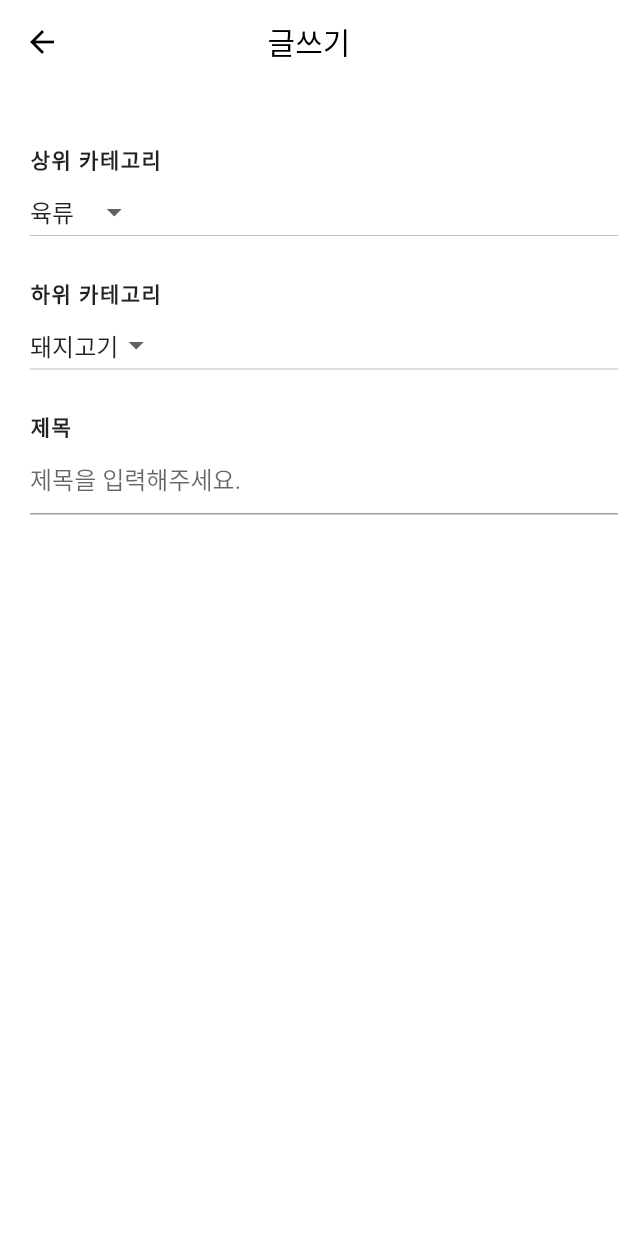
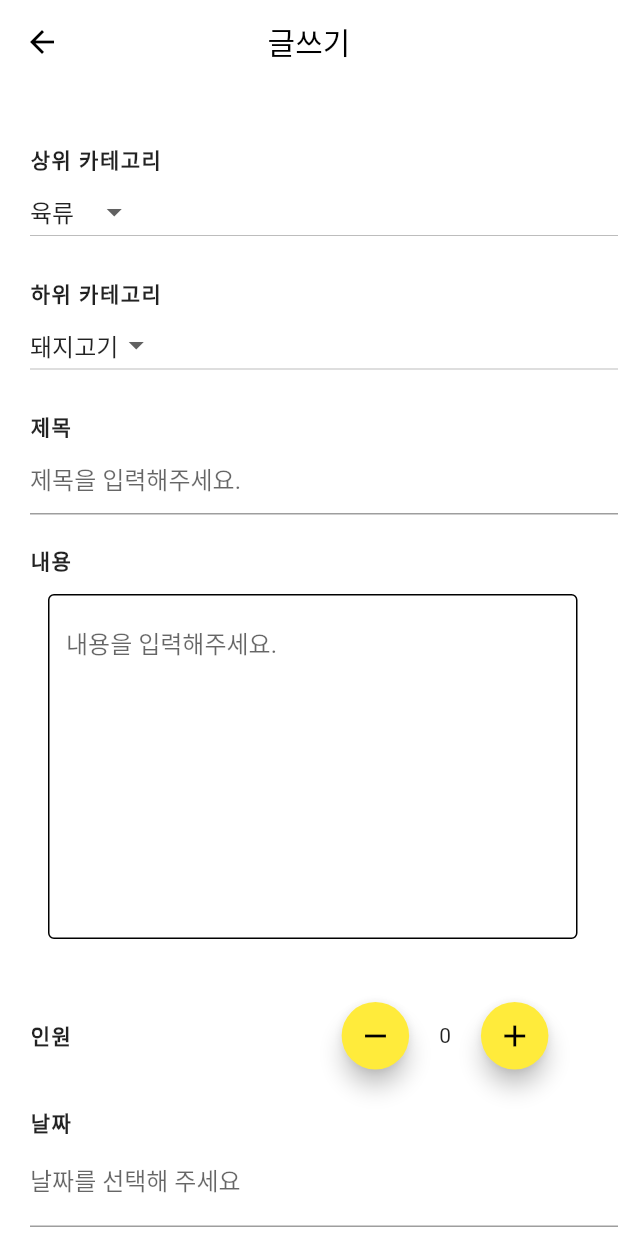
Before and after one commit to 2022EvenBetter/HomeAloneRecipe, a Flutter app: the GroupBuying screen opened directly, on a phone screen of 412 x 824 dp. Run offline on Flutter 3.47's test engine with Material 2 defaults, Android fonts, the phone set to English and light mode, and no system bars; our stand-ins replace cloud_firestore, firebase_auth, firebase_core, firebase_database; accounts and stored records are empty.

Commit message:
Feat: make GroupBuying form

```diff
--- a/lib/groupBuying.dart
+++ b/lib/groupBuying.dart
@@ -3,6 +3,12 @@ import 'package:flutter/material.dart';
 import 'package:home_alone_recipe/widget/bottomBar.dart';
 import 'package:firebase_database/firebase_database.dart';
 import 'package:home_alone_recipe/models/post.dart';
+import 'package:intl/intl.dart';
+
+//TODO: 1. 상위 카테고리 DB에서 불러와서 보여주기
+//TODO: 2. 상위 카테고리에 따른 하위 카테고리 고를 수 있도록 하기
+//TODO: 3. 사용자가 입력한 form을 DB에 보내기
+//TODO: 4. TextField 위젯에서 Controller의 역할 체크
 
 class GroupBuying extends StatefulWidget {
   const GroupBuying({Key? key}) : super(key: key);
@@ -14,12 +20,53 @@ class GroupBuying extends StatefulWidget {
 class _GroupBuyingState extends State<GroupBuying> {
   FirebaseFirestore fireStore = FirebaseFirestore.instance;
 
-  final List<String> upperCategoryList = ['육류', '야채류', '소스류', '유제품'];
+  final List<String> upperCategoryList = ['육류', '야채류', '곡류', '소스류', '유제품'];
   String selectedUpper = '육류';
-  final List<String> lowerCategoryList = ['돼지고기', '닭고기', '우유', '양상추', '굴소스'];
+  final List<String> lowerCategoryList = [
+    '돼지고기',
+    '닭고기',
+    '쌀',
+    '우유',
+    '양상추',
+    '굴소스'
+  ];
   String selectedLower = '돼지고기';
   String? inputTitle = '';
-  //static Post post; //사용자가 입력한 정보를 담을 객체
+  int _participantsCounter = 0;
+  String? yearMonthDay; // 사용자가 입력한 날짜를 저장하기 위한 변수
+  String? meetingTime; // 사용자가 입력한 시각을 저장하기 위한 변수
+  TextEditingController ymdController =
+      TextEditingController(); // 날짜 입력을 위한 Controller
+  TextEditingController timeController =
+      TextEditingController(); // 시간 입력을 위한 Controller
+
+  // showDatePicker 위젯을 실행하는 함수
+  yearMonthDayPicker() async {
+    final year = DateTime.now().year;
+
+    final DateTime? dateTime = await showDatePicker(
+      context: context,
+      initialDate: DateTime.now(),
+      firstDate: DateTime(year),
+      lastDate: DateTime(year + 10),
+    );
+    if (dateTime != null) {
+      ymdController.text = dateTime.toString().split(' ')[0];
+    }
+  }
+
+  // showTimePicker 위젯을 실행하는 함수
+  timePicker() async {
+    String hour, min;
+    final TimeOfDay? pickedTime = await showTimePicker(
+        context: context, initialTime: const TimeOfDay(hour: 0, minute: 0));
+    if (pickedTime != null) {
+      hour = pickedTime.hour.toString();
+      min = pickedTime.minute.toString();
+
+      timeController.text = '$hour:$min';
+    }
+  }
 
   @override
   Widget build(BuildContext context) {
@@ -34,6 +81,7 @@ class _GroupBuyingState extends State<GroupBuying> {
       body: ListView(
           padding: const EdgeInsets.fromLTRB(20.0, 40.0, 0.0, 0.0),
           children: <Widget>[
+            // 상위 카테고리  //
             const Text(
               '상위 카테고리',
               style: TextStyle(
@@ -57,6 +105,8 @@ class _GroupBuyingState extends State<GroupBuying> {
             const SizedBox(
               height: 20.0,
             ),
+
+            // 하위 카테고리 //
             const Text(
               '하위 카테고리',
               style: TextStyle(
@@ -80,6 +130,8 @@ class _GroupBuyingState extends State<GroupBuying> {
             const SizedBox(
               height: 20.0,
             ),
+
+            // 제목 //
             const Text(
               '제목',
               style: TextStyle(
@@ -92,6 +144,142 @@ class _GroupBuyingState extends State<GroupBuying> {
                   hintText: '제목을 입력해주세요.',
                 ),
                 onChanged: (text) {}),
+            const SizedBox(
+              height: 20.0,
+            ),
+
+            // 내용 //
+            const Text(
+              '내용',
+              style: TextStyle(
+                letterSpacing: 1.0,
+                fontWeight: FontWeight.bold,
+              ),
+            ),
+            Container(
+              margin: const EdgeInsets.all(12),
+              height: 10 * 24.0,
+              padding: const EdgeInsets.only(right: 15),
+              child: TextField(
+                maxLines: 10,
+                decoration: const InputDecoration(
+                    hintText: '내용을 입력해주세요.',
+                    enabledBorder: OutlineInputBorder(
+                      borderSide: BorderSide(
+                        color: Colors.black,
+                      ),
+                    )),
+                onChanged: (text) {},
+              ),
+            ),
+            const SizedBox(
+              height: 20.0,
+            ),
+
+            // 인원 //
+            Row(
+              children: <Widget>[
+                const Text(
+                  '인원',
+                  style: TextStyle(
+                    letterSpacing: 1.0,
+                    fontWeight: FontWeight.bold,
+                  ),
+                ),
+                const SizedBox(
+                  width: 180,
+                ),
+                SizedBox(
+                  width: 45,
+                  height: 45,
+                  child: FloatingActionButton(
+                    onPressed: () {
+                      setState(() {
+                        _participantsCounter--;
+                      });
+                    },
+                    tooltip: 'Decrement',
+                    child: const Icon(Icons.remove),
+                  ),
+                ),
+                const SizedBox(
+                  width: 20,
+                ),
+                Text(
+                  '$_participantsCounter',
+                ),
+                const SizedBox(
+                  width: 20,
+                ),
+                SizedBox(
+                  width: 45,
+                  height: 45,
+                  child: FloatingActionButton(
+                    onPressed: () {
+                      setState(() {
+                        _participantsCounter++;
+                      });
+                    },
+                    tooltip: 'Increment',
+                    child: const Icon(Icons.add),
+                  ),
+                ),
+              ],
+            ),
+            const SizedBox(
+              height: 25.0,
+            ),
+
+            // 날짜 //
+            const Text(
+              '날짜',
+              style: TextStyle(
+                letterSpacing: 1.0,
+                fontWeight: FontWeight.bold,
+              ),
+            ),
+            GestureDetector(
+              onTap: yearMonthDayPicker,
+              child: AbsorbPointer(
+                //사용자의 임의 입력을 방지
+                child: TextField(
+                  controller: ymdController,
+                  decoration: const InputDecoration(
+                    labelText: '날짜를 선택해 주세요',
+                  ),
+                  onChanged: (val) {
+                    yearMonthDay = ymdController.text;
+                  },
+                ),
+              ),
+            ),
+            const SizedBox(
+              height: 25.0,
+            ),
+
+            // 시간 //
+            const Text(
+              '시간',
+              style: TextStyle(
+                letterSpacing: 1.0,
+                fontWeight: FontWeight.bold,
+              ),
+            ),
+            GestureDetector(
+              onTap: timePicker,
+              child: AbsorbPointer(
+                //사용자의 임의 입력을 방지
+                child: TextField(
+                  controller: timeController,
+                  decoration: const InputDecoration(
+                    labelText: '시간를 선택해 주세요',
+                  ),
+                  onChanged: (val) {
+                    meetingTime = timeController.text;
+                  },
+                ),
+              ),
+            )
           ]),
     );
   }
--- a/pubspec.yaml
+++ b/pubspec.yaml
@@ -34,6 +34,8 @@ dependencies:
   cloud_firestore: ^4.0.5
   firebase_core: ^2.2.0
   firebase_auth: ^4.1.2
+  syncfusion_flutter_datepicker: ^19.2.62 #달력 날짜 추가를 위한 패키지
+  intl: ^0.17.0 #달력 날짜 추가를 위한 패키지
 
 
   # The following adds the Cupertino Icons font to your application.
```
Also changed, not shown: pubspec.lock.
